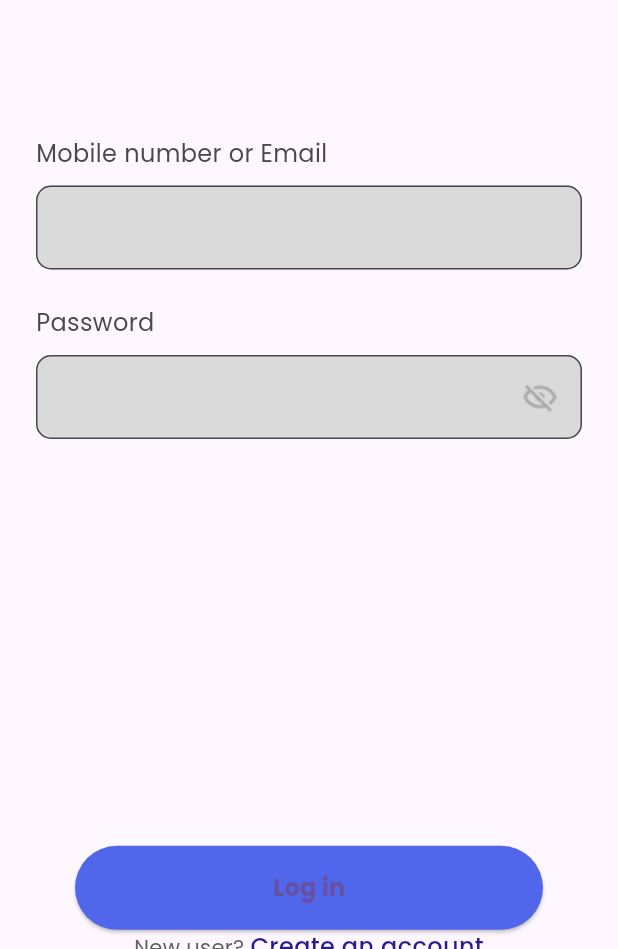
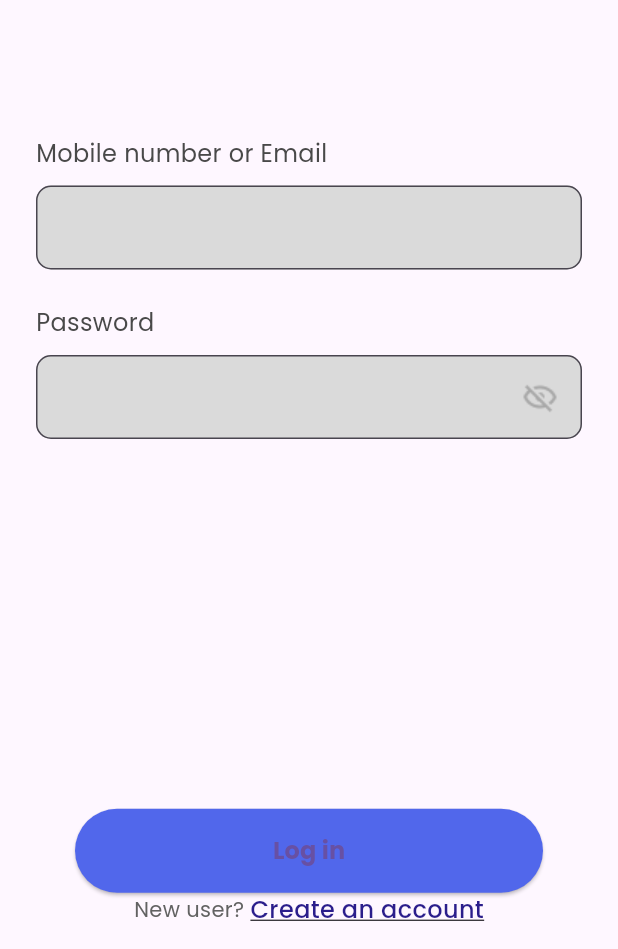
Before and after one commit to PrashikWankhadeSCOE/Co-working, a Flutter app: the screen it shows after launch, on a phone screen of 412 x 824 dp, the part 287-1236 px from its top. Run offline on Flutter 3.47's test engine with Material 3 defaults, Android fonts, the phone set to English and light mode, and no system bars; our stand-ins replace date_picker_timeline, google_fonts.

Commit message:
final changes

```diff
--- a/lib/HomeScreen/home_screen.dart
+++ b/lib/HomeScreen/home_screen.dart
@@ -21,6 +21,9 @@ class _HomePageState extends State<HomePage> {
         padding: const EdgeInsets.all(25),
         child: Column(
           children: [
+            const SizedBox(
+              height: 30,
+            ),
             Row(
               mainAxisAlignment: MainAxisAlignment.spaceBetween,
               children: [
@@ -66,6 +69,7 @@ class _HomePageState extends State<HomePage> {
               height: 60,
             ),
             Row(
+              crossAxisAlignment: CrossAxisAlignment.start,
               mainAxisAlignment: MainAxisAlignment.spaceBetween,
               children: [
                 Expanded(
--- a/lib/login_page/login_page.dart
+++ b/lib/login_page/login_page.dart
@@ -205,7 +205,7 @@ class _LoginPageState extends State<LoginPage> {
                   ),
                 ),
                 // const Spacer(),
-                SizedBox(height: MediaQuery.of(context).size.height * 0.30),
+                SizedBox(height: MediaQuery.of(context).size.height * 0.27),
 
                 Center(
                   child: ElevatedButton(
--- a/lib/login_page/registration_page.dart
+++ b/lib/login_page/registration_page.dart
@@ -163,7 +163,7 @@ class _RegistrationPageState extends State<RegistrationPage> {
                     ),
                   ],
                 ),
-                SizedBox(height: MediaQuery.of(context).size.height * 0.25),
+                SizedBox(height: MediaQuery.of(context).size.height * 0.22),
                 Center(
                   child: ElevatedButton(
                     onPressed: () {
```
